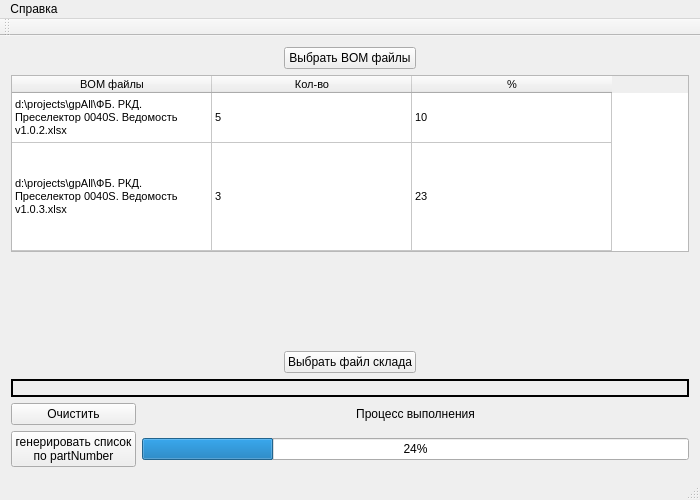
Old version of the form mainwindow.ui in the repository pivleonid/gpAll_v2.
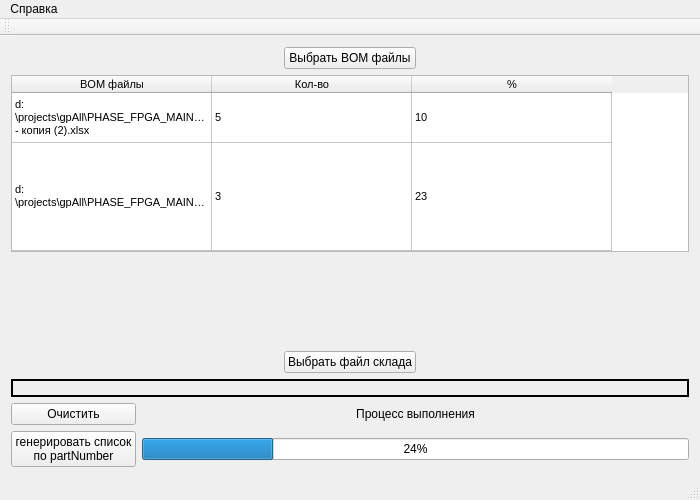
New version of the form.

The edit to the form file:
```diff
--- a/mainwindow.ui
+++ b/mainwindow.ui
@@ -168,7 +168,7 @@
       </column>
       <item row="0" column="0">
        <property name="text">
-        <string>d:\projects\gpAll\ФБ. РКД. Преселектор 0040S. Ведомость   v1.0.2.xlsx</string>
+        <string>d:\projects\gpAll\PHASE_FPGA_MAIN_01_REFDES - копия (2).xlsx</string>
        </property>
       </item>
       <item row="0" column="1">
@@ -183,7 +183,7 @@
       </item>
       <item row="1" column="0">
        <property name="text">
-        <string>d:\projects\gpAll\ФБ. РКД. Преселектор 0040S. Ведомость   v1.0.3.xlsx</string>
+        <string>d:\projects\gpAll\PHASE_FPGA_MAIN_01_REFDES.xlsx</string>
        </property>
       </item>
       <item row="1" column="1">
```
